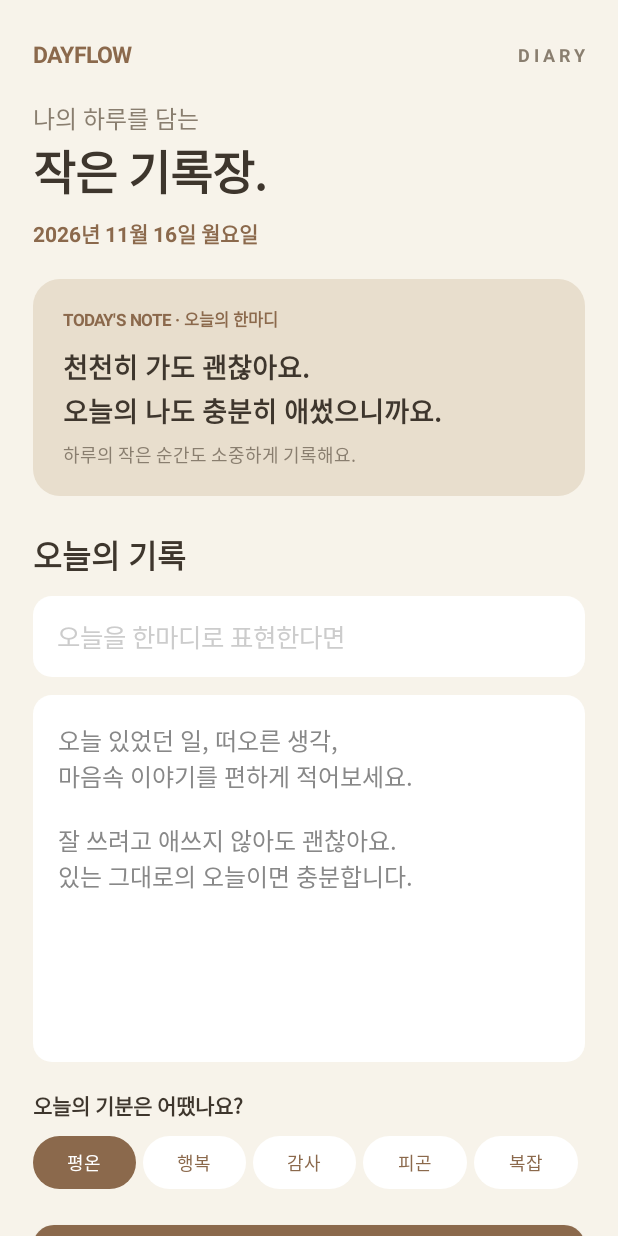
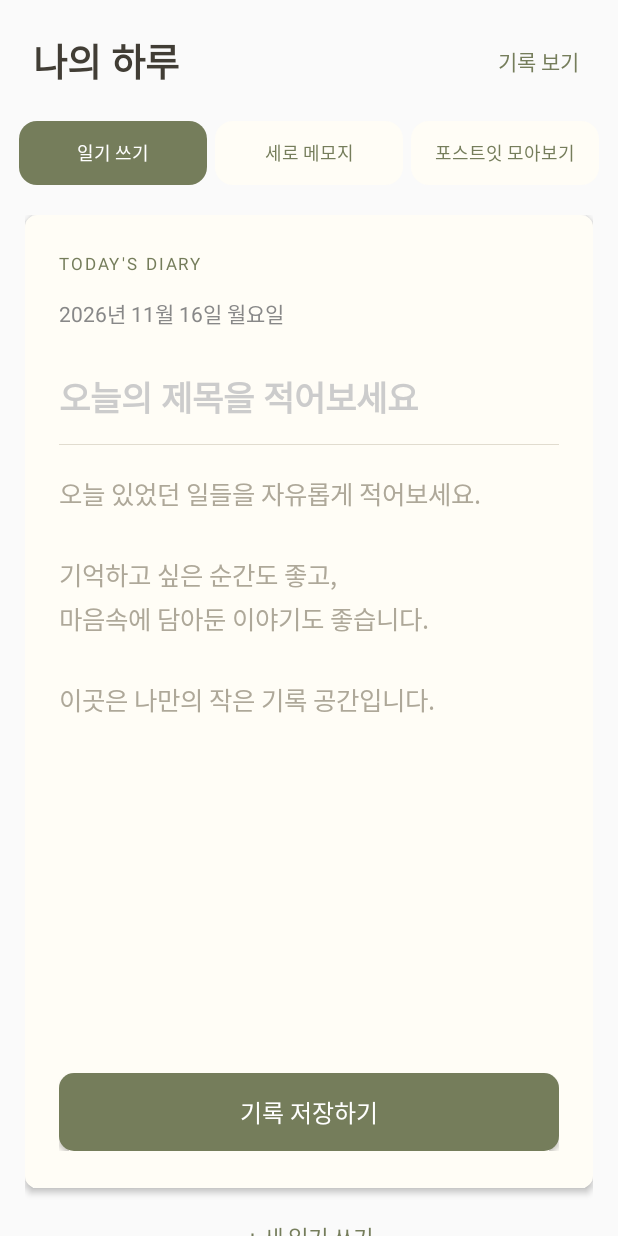
Before and after one commit to supermenpark/DAYFLOW-Diary, an Android app: the screen it shows after launch (MainActivity), on a phone screen of 412 x 824 dp. Run offline under Robolectric (Android 15) with nearby library versions, the phone set to English and light mode, and no system bars; 1 statement that could not run was skipped.

Commit message:
Update MainActivity.kt

```diff
--- a/DiaryApp/app/src/main/java/com/supermenpark/dayflowdiary/MainActivity.kt
+++ b/DiaryApp/app/src/main/java/com/supermenpark/dayflowdiary/MainActivity.kt
@@ -3,12 +3,11 @@ package com.supermenpark.dayflowdiary
 
 import android.app.Activity
 import android.app.AlertDialog
+import android.os.Bundle
 import android.graphics.Color
 import android.graphics.Typeface
 import android.graphics.drawable.GradientDrawable
-import android.os.Bundle
 import android.view.Gravity
-import android.view.View
 import android.widget.*
 import org.json.JSONArray
 import org.json.JSONObject
@@ -19,339 +18,538 @@ import java.util.Locale
 class MainActivity : Activity() {
 
     private val prefs by lazy {
-        getSharedPreferences("diary_data", MODE_PRIVATE)
+        getSharedPreferences("my_diary", MODE_PRIVATE)
     }
 
-    private val paper = Color.rgb(247, 243, 234)
-    private val ink = Color.rgb(62, 54, 45)
-    private val muted = Color.rgb(137, 126, 111)
-    private val brown = Color.rgb(139, 105, 76)
+    private val entries = mutableListOf<DiaryEntry>()
 
+    private lateinit var root: LinearLayout
+    private lateinit var content: LinearLayout
     private lateinit var titleInput: EditText
-    private lateinit var contentInput: EditText
+    private lateinit var bodyInput: EditText
+    private lateinit var dateText: TextView
 
-    private var selectedMood = "평온"
+    private var selectedId: Long? = null
+    private var currentMode = 0
+
+    private val paper = Color.rgb(255, 253, 246)
+    private val background = Color.rgb(244, 240, 229)
+    private val ink = Color.rgb(65, 61, 53)
+    private val accent = Color.rgb(117, 125, 91)
+
+    data class DiaryEntry(
+        val id: Long,
+        val date: String,
+        val title: String,
+        val body: String
+    )
 
     override fun onCreate(savedInstanceState: Bundle?) {
         super.onCreate(savedInstanceState)
-        showDiary()
+        loadEntries()
+        showScreen()
     }
 
-    private fun showDiary() {
-        val scroll = ScrollView(this).apply {
-            setBackgroundColor(paper)
-            isFillViewport = true
+    private fun showScreen() {
+        root = LinearLayout(this).apply {
+            orientation = LinearLayout.VERTICAL
+            setBackgroundColor(background)
         }
 
-        val root = LinearLayout(this).apply {
-            orientation = LinearLayout.VERTICAL
-            setPadding(dp(22), dp(26), dp(22), dp(32))
+        val header = LinearLayout(this).apply {
+            orientation = LinearLayout.HORIZONTAL
+            gravity = Gravity.CENTER_VERTICAL
+            setPadding(dp(22), dp(20), dp(22), dp(15))
         }
 
-        scroll.addView(root)
+        val logo = TextView(this).apply {
+            text = "나의 하루"
+            textSize = 25f
+            setTextColor(ink)
+            typeface = Typeface.create("serif", Typeface.BOLD)
+        }
 
-        val top = row()
-        top.addView(
-            label("DAYFLOW", 15, true, brown),
+        header.addView(
+            logo,
             LinearLayout.LayoutParams(0, -2, 1f)
         )
-        top.addView(label("D I A R Y", 12, true, muted))
-        root.addView(top)
 
-        space(root, 20)
-
-        root.addView(label("나의 하루를 담는", 16, false, muted))
-        root.addView(label("작은 기록장.", 31, true, ink))
-
-        space(root, 8)
-        root.addView(label(todayString(), 14, true, brown))
-
-        space(root, 20)
-
-        val quote = LinearLayout(this).apply {
-            orientation = LinearLayout.VERTICAL
-            setPadding(dp(20), dp(19), dp(20), dp(19))
-            background = rounded(Color.rgb(232, 222, 205), 18)
+        val history = TextView(this).apply {
+            text = "기록 보기"
+            textSize = 14f
+            setTextColor(accent)
+            setPadding(dp(12), dp(10), dp(4), dp(10))
+            setOnClickListener { showHistory() }
         }
 
-        quote.addView(
-            label("TODAY'S NOTE · 오늘의 한마디", 11, true, brown)
+        header.addView(history)
+        root.addView(header)
+
+        val menu = LinearLayout(this).apply {
+            orientation = LinearLayout.HORIZONTAL
+            gravity = Gravity.CENTER
+            setPadding(dp(10), dp(5), dp(10), dp(12))
+        }
+
+        val menuNames = listOf(
+            "일기 쓰기",
+            "세로 메모지",
+            "포스트잇 모아보기"
         )
 
-        space(quote, 10)
-
-        quote.addView(
-            label(
-                "천천히 가도 괜찮아요.\n오늘의 나도 충분히 애썼으니까요.",
-                18, true, ink
-            )
-        )
-
-        space(quote, 7)
-        quote.addView(
-            label("하루의 작은 순간도 소중하게 기록해요.", 12, false, muted)
-        )
-
-        root.addView(quote)
-
-        space(root, 24)
-
-        root.addView(label("오늘의 기록", 21, true, ink))
-        space(root, 12)
-
-        titleInput = EditText(this).apply {
-            hint = "오늘을 한마디로 표현한다면"
-            textSize = 17f
-            setTextColor(ink)
-            setHintTextColor(Color.LTGRAY)
-            setSingleLine(true)
-            setPadding(dp(16), dp(15), dp(16), dp(15))
-            background = rounded(Color.WHITE, 13)
-        }
-
-        root.addView(titleInput, matchWidth())
-        space(root, 12)
-
-        contentInput = EditText(this).apply {
-            hint = "오늘 있었던 일, 떠오른 생각,\n마음속 이야기를 편하게 적어보세요.\n\n잘 쓰려고 애쓰지 않아도 괜찮아요.\n있는 그대로의 오늘이면 충분합니다."
-            textSize = 16f
-            setTextColor(ink)
-            setHintTextColor(Color.GRAY)
-            gravity = Gravity.TOP
-            minLines = 9
-            setPadding(dp(17), dp(18), dp(17), dp(18))
-            background = rounded(Color.WHITE, 13)
-        }
-
-        root.addView(
-            contentInput,
-            LinearLayout.LayoutParams(-1, dp(245))
-        )
-
-        space(root, 18)
-
-        root.addView(label("오늘의 기분은 어땠나요?", 14, true, ink))
-        space(root, 10)
-
-        val moods = row()
-
-        listOf("평온", "행복", "감사", "피곤", "복잡").forEach { mood ->
-            val chip = TextView(this).apply {
-                text = mood
+        menuNames.forEachIndexed { index, name ->
+            val button = TextView(this).apply {
+                text = name
                 textSize = 12f
                 gravity = Gravity.CENTER
+                setPadding(dp(10), dp(12), dp(10), dp(12))
                 setTextColor(
-                    if (selectedMood == mood) Color.WHITE else brown
+                    if (currentMode == index) Color.WHITE
+                    else accent
                 )
-                setPadding(dp(12), dp(9), dp(12), dp(9))
                 background = rounded(
-                    if (selectedMood == mood) brown else Color.WHITE,
-                    30
+                    if (currentMode == index) accent
+                    else paper,
+                    12
                 )
-
                 setOnClickListener {
-                    selectedMood = mood
-                    showDiary()
+                    currentMode = index
+                    showScreen()
                 }
             }
 
-            val lp = LinearLayout.LayoutParams(0, -2, 1f)
-            lp.marginEnd = dp(5)
-            moods.addView(chip, lp)
+            val params = LinearLayout.LayoutParams(
+                0, dp(43), 1f
+            )
+            params.setMargins(dp(3), 0, dp(3), 0)
+            menu.addView(button, params)
         }
 
-        root.addView(moods)
+        root.addView(menu)
 
-        space(root, 24)
+        val scroll = ScrollView(this)
 
-        root.addView(primaryButton("기록 저장하기") {
-            saveDiary()
-        })
+        content = LinearLayout(this).apply {
+            orientation = LinearLayout.VERTICAL
+            setPadding(dp(17), dp(8), dp(17), dp(30))
+        }
 
-        space(root, 9)
-
-        root.addView(secondaryButton("저장한 일기 모아보기") {
-            showSavedEntries()
-        })
-
-        space(root, 9)
-
-        root.addView(secondaryButton("새 일기 작성") {
-            titleInput.setText("")
-            contentInput.setText("")
-            selectedMood = "평온"
-            showDiary()
-        })
-
-        space(root, 20)
+        scroll.addView(content)
 
         root.addView(
-            label("A LITTLE SPACE FOR YOURSELF", 10, true, muted).apply {
-                gravity = Gravity.CENTER
-            }
+            scroll,
+            LinearLayout.LayoutParams(-1, 0, 1f)
         )
 
-        setContentView(scroll)
+        setContentView(root)
+
+        when (currentMode) {
+            0 -> buildDiary(content)
+            1 -> buildMemoCollection(content, false)
+            2 -> buildMemoCollection(content, true)
+        }
+    }
+
+    private fun buildDiary(
+        target: LinearLayout,
+        entry: DiaryEntry? = null
+    ) {
+        target.removeAllViews()
+        selectedId = entry?.id
+
+        val sheet = LinearLayout(this).apply {
+            orientation = LinearLayout.VERTICAL
+            setPadding(dp(23), dp(25), dp(23), dp(25))
+            setBackground(rounded(paper, 8))
+            elevation = dp(3).toFloat()
+        }
+
+        target.addView(
+            sheet,
+            LinearLayout.LayoutParams(-1, -2)
+        )
+
+        val smallTitle = TextView(this).apply {
+            text = "TODAY'S DIARY"
+            textSize = 11f
+            letterSpacing = 0.15f
+            setTextColor(accent)
+        }
+
+        sheet.addView(smallTitle)
+
+        dateText = TextView(this).apply {
+            text = entry?.date ?: today()
+            textSize = 14f
+            setTextColor(Color.GRAY)
+            setPadding(0, dp(15), 0, dp(20))
+        }
+
+        sheet.addView(dateText)
+
+        titleInput = EditText(this).apply {
+            hint = "오늘의 제목을 적어보세요"
+            setText(entry?.title ?: "")
+            textSize = 23f
+            setTextColor(ink)
+            setHintTextColor(Color.LTGRAY)
+            typeface = Typeface.create("serif", Typeface.BOLD)
+            background = null
+            setSingleLine(true)
+            setPadding(0, dp(8), 0, dp(15))
+        }
+
+        sheet.addView(titleInput)
+
+        val divider = android.view.View(this).apply {
+            setBackgroundColor(Color.rgb(225, 220, 207))
+        }
+
+        sheet.addView(
+            divider,
+            LinearLayout.LayoutParams(-1, dp(1))
+        )
+
+        bodyInput = EditText(this).apply {
+            hint = "오늘 있었던 일들을 자유롭게 적어보세요.\n\n기억하고 싶은 순간도 좋고,\n마음속에 담아둔 이야기도 좋습니다.\n\n이곳은 나만의 작은 기록 공간입니다."
+            setText(entry?.body ?: "")
+            textSize = 17f
+            setTextColor(ink)
+            setHintTextColor(Color.rgb(174, 168, 153))
+            gravity = Gravity.TOP
+            minLines = 15
+            background = null
+            setPadding(0, dp(20), 0, dp(15))
+            setLineSpacing(dp(5).toFloat(), 1f)
+        }
+
+        sheet.addView(bodyInput)
+
+        val save = Button(this).apply {
+            text = "기록 저장하기"
+            isAllCaps = false
+            textSize = 16f
+            setTextColor(Color.WHITE)
+            background = rounded(accent, 10)
+            setOnClickListener { saveDiary() }
+        }
+
+        sheet.addView(
+            save,
+            LinearLayout.LayoutParams(-1, dp(52))
+        )
+
+        val newDiary = TextView(this).apply {
+            text = "+ 새 일기 쓰기"
+            textSize = 15f
+            gravity = Gravity.CENTER
+            setTextColor(accent)
+            setPadding(dp(10), dp(22), dp(10), dp(15))
+            setOnClickListener {
+                buildDiary(target)
+            }
+        }
+
+        target.addView(newDiary)
     }
 
     private fun saveDiary() {
         val title = titleInput.text.toString().trim()
-        val content = contentInput.text.toString().trim()
+        val body = bodyInput.text.toString().trim()
 
-        if (title.isEmpty() && content.isEmpty()) {
+        if (title.isEmpty() && body.isEmpty()) {
             Toast.makeText(
                 this,
-                "오늘의 기록을 먼저 적어주세요.",
+                "내용을 입력해 주세요.",
                 Toast.LENGTH_SHORT
             ).show()
             return
         }
 
-        val entries = readEntries()
+        val id = selectedId ?: System.currentTimeMillis()
 
-        entries.put(JSONObject().apply {
-            put("title", title)
-            put("content", content)
-            put("date", System.currentTimeMillis())
-            put("mood", selectedMood)
-        })
+        val entry = DiaryEntry(
+            id,
+            dateText.text.toString(),
+            title,
+            body
+        )
 
-        prefs.edit().putString("entries", entries.toString()).apply()
+        val index = entries.indexOfFirst { it.id == id }
+
+        if (index >= 0) {
+            entries[index] = entry
+        } else {
+            entries.add(0, entry)
+        }
+
+        persistEntries()
+        selectedId = id
 
         Toast.makeText(
             this,
-            "오늘의 기록을 소중히 저장했어요.",
+            "일기가 저장되었습니다.",
             Toast.LENGTH_SHORT
         ).show()
     }
 
-    private fun readEntries(): JSONArray {
-        return try {
-            JSONArray(prefs.getString("entries", "[]") ?: "[]")
-        } catch (e: Exception) {
-            JSONArray()
+    private fun buildMemoCollection(
+        target: LinearLayout,
+        sticky: Boolean
+    ) {
+        target.removeAllViews()
+
+        val heading = TextView(this).apply {
+            text = if (sticky) "나의 작은 기록들"
+            else "소중한 하루의 기록"
+            textSize = 21f
+            typeface = Typeface.create("serif", Typeface.BOLD)
+            setTextColor(ink)
+            setPadding(dp(5), dp(10), dp(5), dp(8))
+        }
+
+        target.addView(heading)
+
+        val description = TextView(this).apply {
+            text = if (sticky)
+                "메모지를 좌우로 넘겨 기록을 살펴보세요."
+            else
+                "아이보리 종이 위에 쌓인 나의 일기입니다."
+            textSize = 13f
+            setTextColor(Color.GRAY)
+            setPadding(dp(5), 0, dp(5), dp(18))
+        }
+
+        target.addView(description)
+
+        val add = TextView(this).apply {
+            text = "+ 새 일기 작성하기"
+            textSize = 14f
+            gravity = Gravity.CENTER
+            setTextColor(accent)
+            setPadding(dp(12), dp(13), dp(12), dp(13))
+            background = rounded(paper, 10)
+            setOnClickListener {
+                currentMode = 0
+                showScreen()
             }
         }
 
-    private fun showSavedEntries() {
-        val entries = readEntries()
+        target.addView(
+            add,
+            LinearLayout.LayoutParams(-1, -2)
+        )
 
-        if (entries.length() == 0) {
-            Toast.makeText(
-                this,
-                "아직 저장한 일기가 없어요.",
-                Toast.LENGTH_SHORT
-            ).show()
+        if (entries.isEmpty()) {
+            val empty = TextView(this).apply {
+                text = "\n\n아직 기록이 없습니다.\n첫 번째 하루를 기록해 보세요."
+                textSize = 15f
+                gravity = Gravity.CENTER
+                setTextColor(Color.GRAY)
+                setPadding(dp(10), dp(35), dp(10), dp(35))
+            }
+            target.addView(empty)
             return
         }
 
-        val items = Array(entries.length()) { index ->
-            val item = entries.getJSONObject(
-                entries.length() - 1 - index
+        val horizontal = HorizontalScrollView(this).apply {
+            isHorizontalScrollBarEnabled = false
+            setPadding(0, dp(15), 0, dp(15))
+        }
+
+        val row = LinearLayout(this).apply {
+            orientation = LinearLayout.HORIZONTAL
+            gravity = Gravity.TOP
+        }
+
+        entries.forEachIndexed { index, entry ->
+
+            val card = LinearLayout(this).apply {
+                orientation = LinearLayout.VERTICAL
+                gravity = Gravity.TOP
+                setPadding(
+                    dp(17), dp(20), dp(17), dp(17)
                 )
 
-            val date = SimpleDateFormat(
-                "yyyy.MM.dd",
-                Locale.KOREA
-            ).format(Date(item.optLong("date")))
-
-            "$date · ${item.optString("title", "제목 없는 기록")}"
+                val cardColor = if (sticky) {
+                    when (index % 4) {
+                        0 -> Color.rgb(255, 242, 190)
+                        1 -> Color.rgb(230, 239, 215)
+                        2 -> Color.rgb(246, 226, 218)
+                        else -> Color.rgb(232, 231, 245)
+                    }
+                } else {
+                    paper
                 }
 
-        AlertDialog.Builder(this)
-            .setTitle("나의 하루 모음")
-            .setItems(items) { _, which ->
-                val item = entries.getJSONObject(
-                    entries.length() - 1 - which
+                setBackground(
+                    rounded(cardColor, if (sticky) 5 else 8)
                 )
 
-                val savedTitle = item.optString("title")
-                val savedContent = item.optString("content")
+                elevation = dp(3).toFloat()
 
-                selectedMood = item.optString("mood", "평온")
-                showDiary()
+                setOnClickListener {
+                    currentMode = 0
+                    showScreen()
+                    buildDiary(content, entry)
+                }
+            }
 
-                titleInput.setText(savedTitle)
-                contentInput.setText(savedContent)
+            val date = TextView(this).apply {
+                text = entry.date
+                textSize = 11f
+                setTextColor(accent)
+            }
+
+            card.addView(date)
+
+            val title = TextView(this).apply {
+                text = entry.title.ifBlank { "제목 없는 일기" }
+                textSize = if (sticky) 16f else 19f
+                typeface = Typeface.create(
+                    "serif", Typeface.BOLD
+                )
+                setTextColor(ink)
+                setPadding(0, dp(13), 0, dp(12))
+                maxLines = 2
+            }
+
+            card.addView(title)
+
+            val body = TextView(this).apply {
+                text = entry.body.ifBlank { "내용 없음" }
+                textSize = 13f
+                setTextColor(ink)
+                maxLines = if (sticky) 7 else 12
+                setLineSpacing(dp(3).toFloat(), 1f)
+            }
+
+            card.addView(body)
+
+            val open = TextView(this).apply {
+                text = "기록 열기  →"
+                textSize = 12f
+                setTextColor(accent)
+                setPadding(0, dp(15), 0, 0)
+            }
+
+            card.addView(open)
+
+            val width = if (sticky) 155 else 245
+            val height = if (sticky) 230 else 340
+
+            val params = LinearLayout.LayoutParams(
+                dp(width), dp(height)
+            )
+
+            params.setMargins(
+                dp(5), dp(5), dp(12), dp(10)
+            )
+
+            row.addView(card, params)
+        }
+
+        horizontal.addView(row)
+
+        target.addView(
+            horizontal,
+            LinearLayout.LayoutParams(-1, -2)
+        )
+    }
+
+    private fun showHistory() {
+        if (entries.isEmpty()) {
+            AlertDialog.Builder(this)
+                .setMessage("아직 작성한 일기가 없습니다.")
+                .setPositiveButton("확인", null)
+                .show()
+            return
+        }
+
+        val labels = entries.map {
+            val name = if (it.title.isBlank()) {
+                "제목 없는 일기"
+            } else {
+                it.title
+            }
+            "${it.date}  ·  $name"
+        }.toTypedArray()
+
+        AlertDialog.Builder(this)
+            .setTitle("나의 일기")
+            .setItems(labels) { _, which ->
+                currentMode = 0
+                showScreen()
+                buildDiary(content, entries[which])
             }
             .setNegativeButton("닫기", null)
             .show()
     }
 
-    private fun primaryButton(
-        text: String,
-        action: () -> Unit
-    ) = Button(this).apply {
-        this.text = text
-        textSize = 16f
-        isAllCaps = false
-        typeface = Typeface.DEFAULT_BOLD
-        setTextColor(Color.WHITE)
-        background = rounded(brown, 14)
-        setPadding(dp(12), dp(8), dp(12), dp(8))
-        setOnClickListener { action() }
+    private fun loadEntries() {
+        entries.clear()
+
+        try {
+            val data = JSONArray(
+                prefs.getString("entries", "[]")
+            )
+
+            for (i in 0 until data.length()) {
+                val item = data.getJSONObject(i)
+
+                entries.add(
+                    DiaryEntry(
+                        item.getLong("id"),
+                        item.getString("date"),
+                        item.getString("title"),
+                        item.getString("body")
+                    )
+                )
+            }
+        } catch (_: Exception) {
+            entries.clear()
+        }
     }
 
-    private fun secondaryButton(
-        text: String,
-        action: () -> Unit
-    ) = Button(this).apply {
-        this.text = text
-        textSize = 14f
-        isAllCaps = false
-        setTextColor(brown)
-        background = rounded(Color.rgb(239, 232, 220), 14)
-        setOnClickListener { action() }
+    private fun persistEntries() {
+        val array = JSONArray()
+
+        entries.forEach {
+            array.put(
+                JSONObject().apply {
+                    put("id", it.id)
+                    put("date", it.date)
+                    put("title", it.title)
+                    put("body", it.body)
+                }
+            )
         }
 
-    private fun label(
-        text: String,
-        size: Int,
-        bold: Boolean,
-        color: Int
-    ) = TextView(this).apply {
-        this.text = text
-        textSize = size.toFloat()
-        setTextColor(color)
-
-        if (bold) {
-            setTypeface(null, Typeface.BOLD)
+        prefs.edit()
+            .putString("entries", array.toString())
+            .apply()
     }
 
-        setLineSpacing(dp(3).toFloat(), 1f)
-    }
-
-    private fun row() = LinearLayout(this).apply {
-        orientation = LinearLayout.HORIZONTAL
-        gravity = Gravity.CENTER_VERTICAL
+    private fun today(): String {
+        return SimpleDateFormat(
+            "yyyy년 M월 d일 E요일",
+            Locale.KOREAN
+        ).format(Date())
     }
 
     private fun rounded(
         color: Int,
         radius: Int
-    ) = GradientDrawable().apply {
+    ): GradientDrawable {
+        return GradientDrawable().apply {
             setColor(color)
             cornerRadius = dp(radius).toFloat()
         }
-
-    private fun space(parent: LinearLayout, height: Int) {
-        parent.addView(
-            View(this),
-            LinearLayout.LayoutParams(1, dp(height))
-        )
     }
 
-    private fun todayString(): String {
-        return SimpleDateFormat(
-            "yyyy년 M월 d일 EEEE",
-            Locale.KOREA
-        ).format(Date())
-    }
-
-    private fun matchWidth() =
-        LinearLayout.LayoutParams(-1, -2)
-
     private fun dp(value: Int): Int {
-        return (value * resources.displayMetrics.density).toInt()
+        return (
+            value * resources.displayMetrics.density
+        ).toInt()
     }
 }
```
Lines whose indentation alone changed are shown as unchanged.
